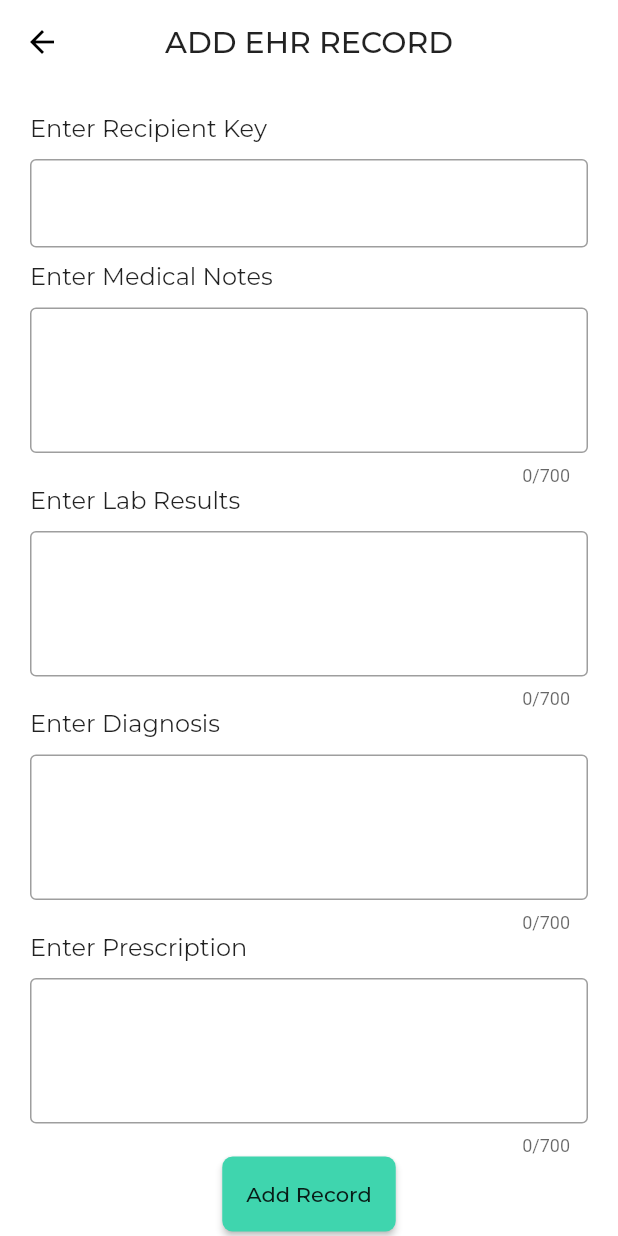
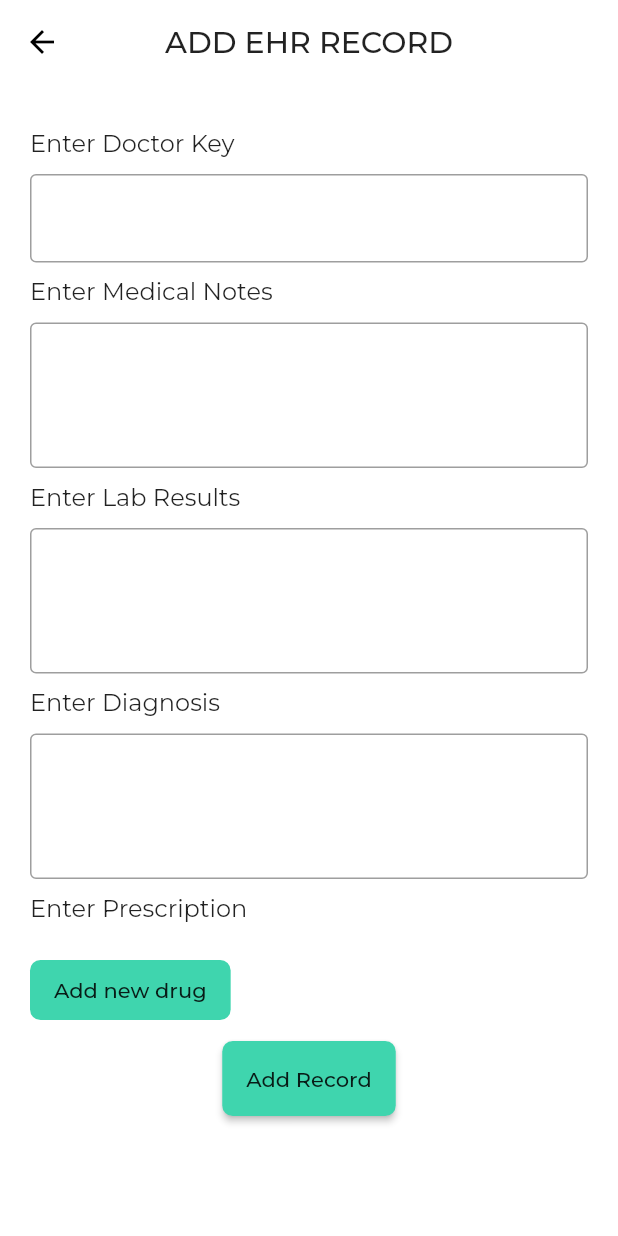
Before and after one commit to cosmasnyairo/Blockchain-EHR, a Flutter app: the AddRecord screen opened by its route, on a phone screen of 412 x 824 dp. Run offline on Flutter 3.47's test engine with Material 2 defaults, Android fonts, the phone set to English and light mode, and no system bars; our stand-ins replace google_fonts; network calls fail.

Commit message:
Finalized view records &  add records ui

```diff
--- a/ehr/lib/add_record.dart
+++ b/ehr/lib/add_record.dart
@@ -1,5 +1,6 @@
 import 'package:ehr/widgets/custom_button.dart';
 import 'package:flutter/material.dart';
+import 'package:google_fonts/google_fonts.dart';
 
 import 'widgets/custom_text.dart';
 
@@ -9,14 +10,18 @@ class AddRecord extends StatefulWidget {
 }
 
 class _AddRecordState extends State<AddRecord> {
-  final _medicalnotesFocusNode = FocusNode();
-  final _labresultsFocusNode = FocusNode();
-  final _diagnosisFocusNode = FocusNode();
-  final _prescriptionFocusNode = FocusNode();
   final _formkey = GlobalKey<FormState>();
+  var _doctorkeycontroller;
+  List _medicalnotes = [];
+  List _lab_results = [];
+  List _diagnosis = [];
+  List _prescription = [];
+  List _prescriptionlist = [];
+  List<Widget> _prescriptionwidgets = [];
   @override
   Widget build(BuildContext context) {
     final height = MediaQuery.of(context).size.height;
+
     return Scaffold(
       backgroundColor: Colors.white,
       appBar: AppBar(
@@ -27,19 +32,19 @@ class _AddRecordState extends State<AddRecord> {
       ),
       body: Container(
         height: height,
+        child: Padding(
+          padding: EdgeInsets.all(20),
           child: Form(
             key: _formkey,
             child: ListView(
-            padding: EdgeInsets.all(20),
               children: [
-              CustomText('Enter Recipient Key', fontsize: 16),
+                SizedBox(height: 10),
+                CustomText('Enter Doctor Key', fontsize: 16),
                 SizedBox(height: 10),
                 TextFormField(
+                  controller: _doctorkeycontroller,
                   decoration: InputDecoration(border: OutlineInputBorder()),
                   textInputAction: TextInputAction.next,
-                onFieldSubmitted: (_) {
-                  FocusScope.of(context).requestFocus(_medicalnotesFocusNode);
-                },
                   onSaved: (v) {},
                   validator: (value) {
                     if (value.isEmpty || value == '') {
@@ -52,15 +57,11 @@ class _AddRecordState extends State<AddRecord> {
                 CustomText('Enter Medical Notes', fontsize: 16),
                 SizedBox(height: 10),
                 TextFormField(
-                maxLines: 3,
-                maxLength: 700,
                   keyboardType: TextInputType.multiline,
-                focusNode: _medicalnotesFocusNode,
+                  minLines: 3,
+                  maxLines: null,
                   decoration: InputDecoration(border: OutlineInputBorder()),
-                textInputAction: TextInputAction.next,
-                onFieldSubmitted: (_) {
-                  FocusScope.of(context).requestFocus(_labresultsFocusNode);
-                },
+                  textInputAction: TextInputAction.newline,
                   onSaved: (v) {},
                   validator: (value) {
                     if (value.isEmpty || value == '') {
@@ -69,18 +70,15 @@ class _AddRecordState extends State<AddRecord> {
                     return null;
                   },
                 ),
+                SizedBox(height: 10),
                 CustomText('Enter Lab Results', fontsize: 16),
                 SizedBox(height: 10),
                 TextFormField(
-                maxLines: 3,
-                maxLength: 700,
                   keyboardType: TextInputType.multiline,
-                focusNode: _labresultsFocusNode,
+                  minLines: 3,
+                  maxLines: null,
                   decoration: InputDecoration(border: OutlineInputBorder()),
                   textInputAction: TextInputAction.next,
-                onFieldSubmitted: (_) {
-                  FocusScope.of(context).requestFocus(_diagnosisFocusNode);
-                },
                   onSaved: (v) {},
                   validator: (value) {
                     if (value.isEmpty || value == '') {
@@ -89,18 +87,15 @@ class _AddRecordState extends State<AddRecord> {
                     return null;
                   },
                 ),
+                SizedBox(height: 10),
                 CustomText('Enter Diagnosis', fontsize: 16),
                 SizedBox(height: 10),
                 TextFormField(
-                maxLines: 3,
-                maxLength: 700,
                   keyboardType: TextInputType.multiline,
-                focusNode: _diagnosisFocusNode,
+                  minLines: 3,
+                  maxLines: null,
                   decoration: InputDecoration(border: OutlineInputBorder()),
                   textInputAction: TextInputAction.next,
-                onFieldSubmitted: (_) {
-                  FocusScope.of(context).requestFocus(_prescriptionFocusNode);
-                },
                   onSaved: (v) {},
                   validator: (value) {
                     if (value.isEmpty || value == '') {
@@ -109,14 +104,104 @@ class _AddRecordState extends State<AddRecord> {
                     return null;
                   },
                 ),
+                SizedBox(height: 10),
                 CustomText('Enter Prescription', fontsize: 16),
                 SizedBox(height: 10),
-              TextFormField(
-                maxLines: 3,
-                maxLength: 700,
+                _prescriptionwidgets.length > 0
+                    ? LimitedBox(
+                        maxHeight: _prescriptionwidgets.length * 100.0 + 10,
+                        child: ListView.builder(
+                          itemBuilder: (ctx, i) {
+                            return LimitedBox(
+                              maxHeight: 80,
+                              child: _prescriptionwidgets[i],
+                            );
+                          },
+                          itemCount: _prescriptionwidgets.length,
+                        ),
+                      )
+                    : SizedBox(height: 10),
+                Row(
+                  mainAxisAlignment: MainAxisAlignment.spaceBetween,
+                  children: [
+                    Align(
+                      alignment: Alignment.centerLeft,
+                      child: CustomButton(
+                        'Add new drug',
+                        () {
+                          setState(() {
+                            addDrug();
+                          });
+                        },
+                        elevation: 0,
+                        height: 40,
+                      ),
+                    ),
+                    _prescriptionwidgets.length <= 0
+                        ? SizedBox()
+                        : Align(
+                            alignment: Alignment.centerLeft,
+                            child: CustomButton(
+                              'Remove drug',
+                              () {
+                                setState(() {
+                                  removeDrug();
+                                });
+                              },
+                              elevation: 0,
+                              height: 40,
+                            ),
+                          ),
+                  ],
+                ),
+                SizedBox(height: 10),
+                Align(
+                  child: CustomButton(
+                    'Add Record',
+                    () {},
+                  ),
+                )
+              ],
+            ),
+          ),
+        ),
+      ),
+    );
+  }
+
+  void addDrug() {
+    _prescriptionwidgets
+      ..add(
+        ListView(
+          scrollDirection: Axis.horizontal,
+          children: [
+            Container(
+              width: 200,
+              child: TextFormField(
                 keyboardType: TextInputType.multiline,
-                focusNode: _prescriptionFocusNode,
-                decoration: InputDecoration(border: OutlineInputBorder()),
+                decoration: InputDecoration(
+                  labelText: 'Drug name',
+                  labelStyle: GoogleFonts.montserrat(fontSize: 16),
+                ),
+                textInputAction: TextInputAction.next,
+                onSaved: (v) {},
+                validator: (value) {
+                  if (value.isEmpty || value == '') {
+                    return 'Enter Drug name';
+                  }
+                  return null;
+                },
+              ),
+            ),
+            SizedBox(width: 10),
+            Container(
+              width: 80,
+              child: TextFormField(
+                keyboardType: TextInputType.multiline,
+                decoration: InputDecoration(
+                  labelText: 'Dose',
+                  labelStyle: GoogleFonts.montserrat(fontSize: 16),
+                ),
                 textInputAction: TextInputAction.next,
                 onSaved: (v) {},
                 validator: (value) {
@@ -126,11 +211,32 @@ class _AddRecordState extends State<AddRecord> {
                   return null;
                 },
               ),
-              Align(child: CustomButton('Add Record', () {}))
-            ],
+            ),
+            SizedBox(width: 10),
+            Container(
+              width: 80,
+              child: TextFormField(
+                keyboardType: TextInputType.multiline,
+                decoration: InputDecoration(
+                  labelText: 'Interval',
+                  labelStyle: GoogleFonts.montserrat(fontSize: 16),
+                ),
+                textInputAction: TextInputAction.next,
+                onSaved: (v) {},
+                validator: (value) {
+                  if (value.isEmpty || value == '') {
+                    return 'Enter Prescription';
+                  }
+                  return null;
+                },
               ),
             ),
+          ],
         ),
       );
   }
+
+  void removeDrug() {
+    _prescriptionwidgets.removeLast();
   }
+}
--- a/ehr/lib/homepage.dart
+++ b/ehr/lib/homepage.dart
@@ -38,7 +38,8 @@ class _HomePageState extends State<HomePage> {
   Widget build(BuildContext context) {
     List<Block> _records =
         Provider.of<RecordsProvider>(context, listen: false).records;
-    List<Block> _updatedrecords = _records.skip(1).toList();
+    List<Block> _updatedrecords = _records.skip(1).toList().reversed.toList();
+
     final length = _updatedrecords.length;
 
     return _isloading
--- a/ehr/lib/main.dart
+++ b/ehr/lib/main.dart
@@ -1,9 +1,9 @@
-import 'package:ehr/add_record.dart';
-import 'package:ehr/providers/record_provider.dart';
-import 'package:ehr/widgets/transaction_card.dart';
 import 'package:flutter/material.dart';
 import 'package:provider/provider.dart';
 
+import 'add_record.dart';
+import 'providers/record_provider.dart';
+import 'widgets/view_transaction.dart';
 import 'screen.dart';
 import 'view_record.dart';
 
--- a/ehr/lib/providers/record_provider.dart
+++ b/ehr/lib/providers/record_provider.dart
@@ -15,7 +15,7 @@ class RecordsProvider with ChangeNotifier {
 
   Future<void> getChain() async {
     try {
-      final url = 'http://192.168.137.1:5000/chain';
+      final url = 'http://192.168.100.18:5000/chain';
       final response = await http.get(url);
       final extractedData = json.decode(response.body) as List;
 
--- a/ehr/lib/widgets/custom_button.dart
+++ b/ehr/lib/widgets/custom_button.dart
@@ -7,8 +7,10 @@ class CustomButton extends StatelessWidget {
   final FontWeight fontWeight;
   final Function onpressed;
   final double height;
+  final double elevation;
 
-  const CustomButton(this.text, this.onpressed, {this.fontWeight, this.height});
+  const CustomButton(this.text, this.onpressed,
+      {this.fontWeight, this.height, this.elevation});
 
   @override
   Widget build(BuildContext context) {
@@ -18,6 +20,7 @@ class CustomButton extends StatelessWidget {
       shape: RoundedRectangleBorder(
         borderRadius: BorderRadius.circular(7),
       ),
+      elevation: elevation,
       color: Theme.of(context).primaryColor,
       child: CustomText(
         text,
```
Also changed, not shown: blockchain_backend/data/blockchain.txt (+1 -1 lines), ehr/lib/widgets/custom_card.dart (+12 -3 lines), ehr/lib/widgets/view_transaction.dart (renamed from ehr/lib/widgets/transaction_card.dart, +5 -6 lines), 2 other files. Lines whose indentation alone changed are shown as unchanged.
